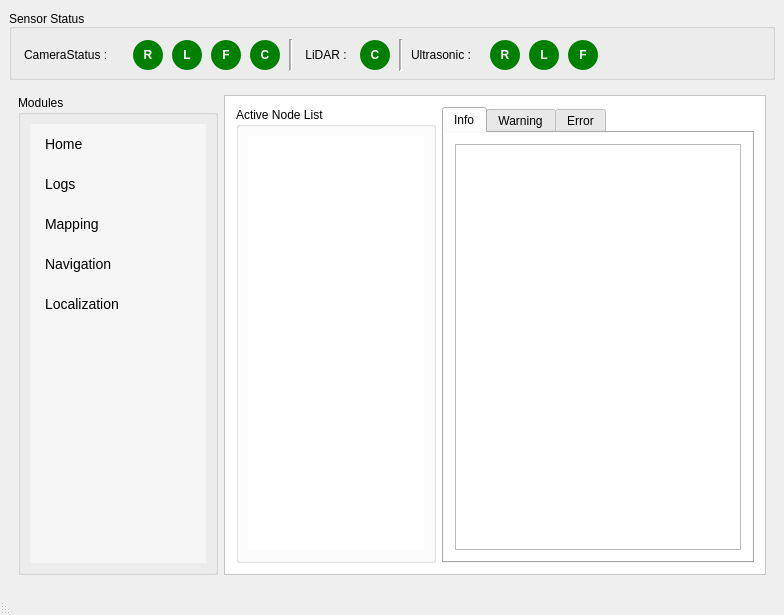
This is src/test_tool/src/iris_tool/mainwindow.ui in Madhanprince/iris_test_tool as Qt 5 draws it before an edit. The edited form follows.
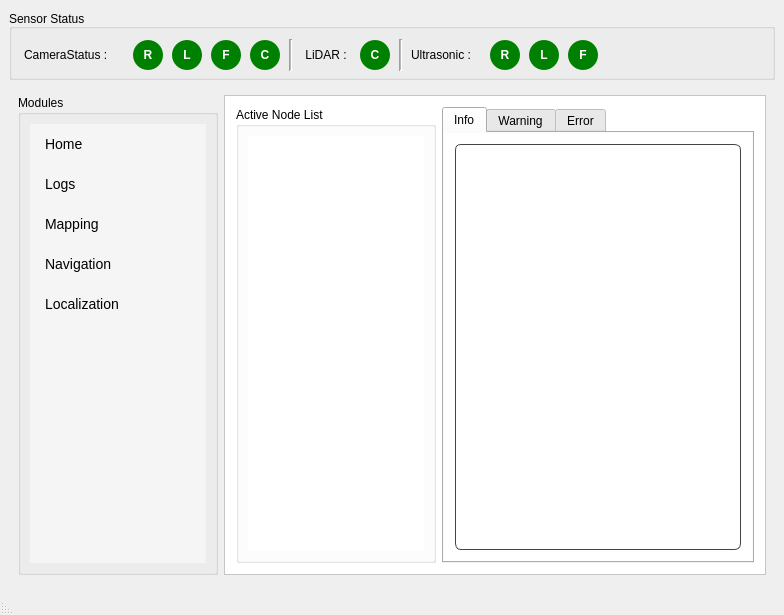
This is the edited form. The open tabs and pages were chosen to show the change.

Patch:
```diff
--- a/src/test_tool/src/iris_tool/mainwindow.ui
+++ b/src/test_tool/src/iris_tool/mainwindow.ui
@@ -631,7 +631,22 @@
               </attribute>
               <layout class="QVBoxLayout" name="verticalLayout_3">
                <item>
-                <widget class="QPlainTextEdit" name="plainTextEdit"/>
+                <widget class="QPlainTextEdit" name="plainTextEdit">
+                 <property name="styleSheet">
+                  <string notr="true">
+QPlainTextEdit {
+
+    color: #222222;                   /* Dark text * /               /* Light text */
+    font-family: Consolas, &quot;Courier New&quot;, monospace;
+    font-size: 14px;                  /* Readable size */
+    line-height: 1.5;                 /* Better spacing */
+    padding: 8px;
+    border: 1px solid #444;
+    border-radius: 6px;
+}
+</string>
+                 </property>
+                </widget>
                </item>
               </layout>
              </widget>
```
Left out of the diff: 11 changed lines with no effect on the pictures.
